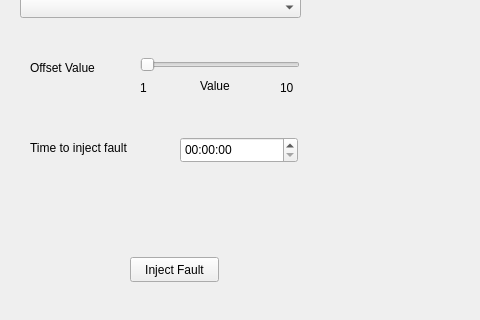
Qt form src/robot_fi_tool/src/ui3.ui (SHARATHbhushan/panda_fault_injection_block) before a commit; both pictures show x 0 to 480 and y 263 to 583 of the 1040 by 682 pixel window.
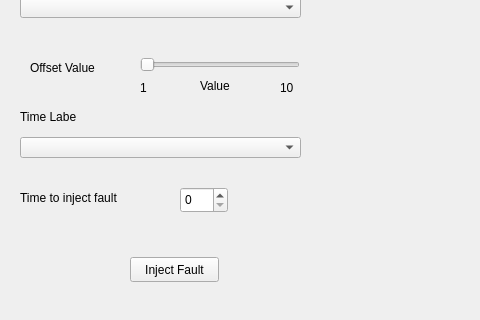
The same form after that commit.

Commit message: add time complexity

Patch:
```diff
--- a/src/robot_fi_tool/src/ui3.ui
+++ b/src/robot_fi_tool/src/ui3.ui
@@ -161,21 +161,11 @@
      <string>10</string>
     </property>
    </widget>
-   <widget class="QTimeEdit" name="timeEdit">
-    <property name="geometry">
-     <rect>
-      <x>180</x>
-      <y>400</y>
-      <width>118</width>
-      <height>26</height>
-     </rect>
-    </property>
-   </widget>
    <widget class="QLabel" name="label_7">
     <property name="geometry">
      <rect>
-      <x>30</x>
-      <y>400</y>
+      <x>20</x>
+      <y>450</y>
       <width>141</width>
       <height>21</height>
      </rect>
@@ -253,6 +243,39 @@
      </rect>
     </property>
    </widget>
+   <widget class="QComboBox" name="comboBox_4">
+    <property name="geometry">
+     <rect>
+      <x>20</x>
+      <y>400</y>
+      <width>281</width>
+      <height>21</height>
+     </rect>
+    </property>
+   </widget>
+   <widget class="QLabel" name="label_11">
+    <property name="geometry">
+     <rect>
+      <x>20</x>
+      <y>370</y>
+      <width>81</width>
+      <height>20</height>
+     </rect>
+    </property>
+    <property name="text">
+     <string>Time Labe</string>
+    </property>
+   </widget>
+   <widget class="QSpinBox" name="spinBox">
+    <property name="geometry">
+     <rect>
+      <x>180</x>
+      <y>450</y>
+      <width>48</width>
+      <height>26</height>
+     </rect>
+    </property>
+   </widget>
   </widget>
   <widget class="QStatusBar" name="statusbar"/>
  </widget>
```
The commit also changes 90 other files.
